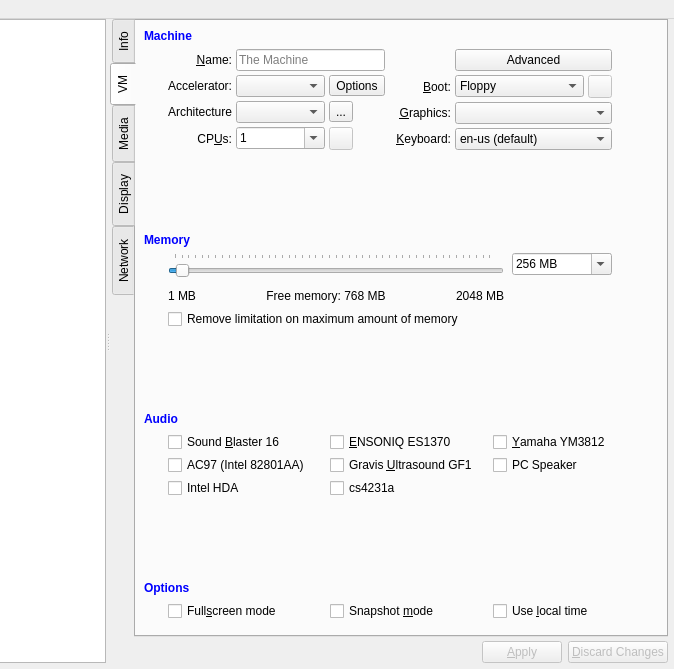
First picture: the form in src/Main_Window.ui, repository tobimensch/aqemu, before the edit; both pictures show x 308 to 982 and y 0 to 669 of the 982 by 669 pixel window.
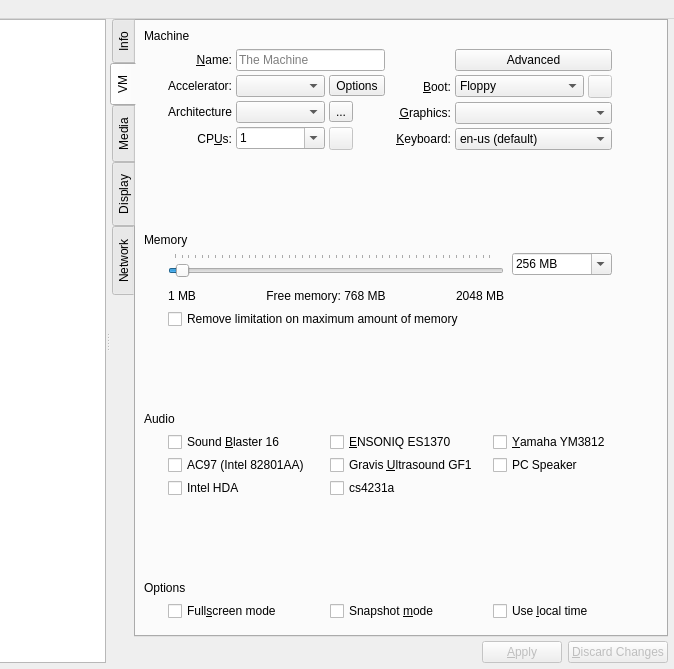
Second picture: the form after the edit. Icons and pictures are not drawn. Custom widgets are drawn as their Qt base class.

Commit message: Fix for ugly colors in VM and Info tab issue. AQEMU now detects the contrast difference and uses the normal window text color instead of the link color, if the difference is too low.

The edit to the form file:
```diff
--- a/src/Main_Window.ui
+++ b/src/Main_Window.ui
@@ -221,7 +221,7 @@
             <item>
              <widget class="QLabel" name="label">
               <property name="text">
-               <string>&lt;html&gt;&lt;head/&gt;&lt;body&gt;&lt;p&gt;&lt;span style=&quot; font-size:medium; font-weight:600; color: palette(link);&quot;&gt;Machine&lt;/span&gt;&lt;/p&gt;&lt;/body&gt;&lt;/html&gt;</string>
+               <string>Machine</string>
               </property>
              </widget>
             </item>
@@ -885,7 +885,7 @@
             <item>
              <widget class="QLabel" name="label_2">
               <property name="text">
-               <string>&lt;html&gt;&lt;head/&gt;&lt;body&gt;&lt;p&gt;&lt;span style=&quot; font-size:medium; font-weight:600; color:palette(link);&quot;&gt;Memory&lt;/span&gt;&lt;/p&gt;&lt;/body&gt;&lt;/html&gt;</string>
+               <string>Memory</string>
               </property>
              </widget>
             </item>
@@ -1177,7 +1177,7 @@
             <item>
              <widget class="QLabel" name="label_3">
               <property name="text">
-               <string>&lt;html&gt;&lt;head/&gt;&lt;body&gt;&lt;p&gt;&lt;span style=&quot; font-size:medium; font-weight:600; color:palette(link);&quot;&gt;Audio&lt;/span&gt;&lt;/p&gt;&lt;/body&gt;&lt;/html&gt;</string>
+               <string>Audio</string>
               </property>
              </widget>
             </item>
@@ -1283,7 +1283,7 @@
             <item>
              <widget class="QLabel" name="label_4">
               <property name="text">
-               <string>&lt;html&gt;&lt;head/&gt;&lt;body&gt;&lt;p&gt;&lt;span style=&quot; font-size:medium; font-weight:600; color:palette(link);&quot;&gt;Options&lt;/span&gt;&lt;/p&gt;&lt;/body&gt;&lt;/html&gt;</string>
+               <string>Options</string>
               </property>
              </widget>
             </item>
@@ -3482,6 +3482,11 @@
    <extends>QListWidget</extends>
    <header>Settings_Widget.h</header>
   </customwidget>
+  <customwidget>
+   <class>Highlighted_Label</class>
+   <extends>QLabel</extends>
+   <header>Highlighted_Label.h</header>
+  </customwidget>
  </customwidgets>
  <tabstops>
   <tabstop>Machines_List</tabstop>
```
Left out of the diff: 8 changed lines with no effect on the pictures. The commit also changes 5 other files.
